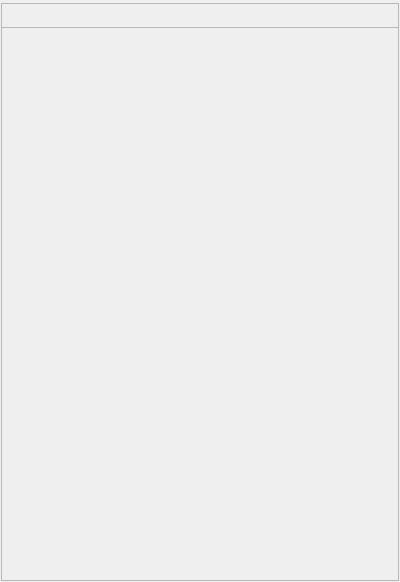
Above: appli/prodManager/ui/wgtMainTree.ui from snaress/bank before the change. Below: the same form after it.
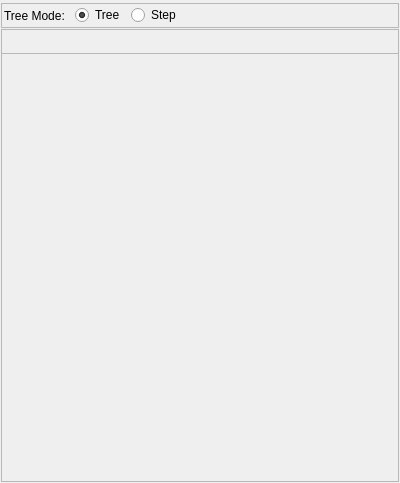
That is the form after the change.

Commit message: ProjectTab: mise en place mainTree

Patch:
```diff
--- a/appli/prodManager/ui/wgtMainTree.ui
+++ b/appli/prodManager/ui/wgtMainTree.ui
@@ -7,7 +7,7 @@
     <x>0</x>
     <y>0</y>
     <width>400</width>
-    <height>582</height>
+    <height>483</height>
    </rect>
   </property>
   <property name="windowTitle">
@@ -21,6 +21,85 @@
     <number>1</number>
    </property>
    <item row="0" column="0">
+    <widget class="QFrame" name="qfTreeMode">
+     <property name="minimumSize">
+      <size>
+       <width>0</width>
+       <height>25</height>
+      </size>
+     </property>
+     <property name="maximumSize">
+      <size>
+       <width>16777215</width>
+       <height>20</height>
+      </size>
+     </property>
+     <property name="frameShape">
+      <enum>QFrame::StyledPanel</enum>
+     </property>
+     <layout class="QHBoxLayout" name="hlTreeSwitch_2">
+      <property name="spacing">
+       <number>6</number>
+      </property>
+      <property name="leftMargin">
+       <number>2</number>
+      </property>
+      <property name="topMargin">
+       <number>0</number>
+      </property>
+      <property name="rightMargin">
+       <number>0</number>
+      </property>
+      <property name="bottomMargin">
+       <number>0</number>
+      </property>
+      <item>
+       <widget class="QLabel" name="label">
+        <property name="text">
+         <string>Tree Mode: </string>
+        </property>
+       </widget>
+      </item>
+      <item>
+       <widget class="QRadioButton" name="rbTreeMode">
+        <property name="text">
+         <string>Tree</string>
+        </property>
+        <property name="checked">
+         <bool>true</bool>
+        </property>
+        <attribute name="buttonGroup">
+         <string notr="true">rbgTreeMode</string>
+        </attribute>
+       </widget>
+      </item>
+      <item>
+       <widget class="QRadioButton" name="rbStepMode">
+        <property name="text">
+         <string>Step</string>
+        </property>
+        <attribute name="buttonGroup">
+         <string notr="true">rbgTreeMode</string>
+        </attribute>
+       </widget>
+      </item>
+      <item>
+       <spacer name="horizontalSpacer">
+        <property name="orientation">
+         <enum>Qt::Horizontal</enum>
+        </property>
+        <property name="sizeHint" stdset="0">
+         <size>
+          <width>40</width>
+          <height>20</height>
+         </size>
+        </property>
+       </spacer>
+      </item>
+     </layout>
+    </widget>
+   </item>
+   <item row="1" column="0">
     <widget class="QFrame" name="qfTreeSwitch">
      <property name="minimumSize">
       <size>
@@ -39,15 +118,24 @@
      </property>
      <layout class="QHBoxLayout" name="hlTreeSwitch">
       <property name="spacing">
+       <number>6</number>
+      </property>
+      <property name="leftMargin">
+       <number>2</number>
+      </property>
+      <property name="topMargin">
        <number>0</number>
       </property>
-      <property name="margin">
+      <property name="rightMargin">
+       <number>0</number>
+      </property>
+      <property name="bottomMargin">
        <number>0</number>
       </property>
      </layout>
     </widget>
    </item>
-   <item row="1" column="0">
+   <item row="2" column="0">
     <widget class="QFrame" name="qfTree">
      <property name="frameShape">
       <enum>QFrame::StyledPanel</enum>
```
Left out of the diff: 5 changed lines with no effect on the pictures. The commit also changes 3 other files.
